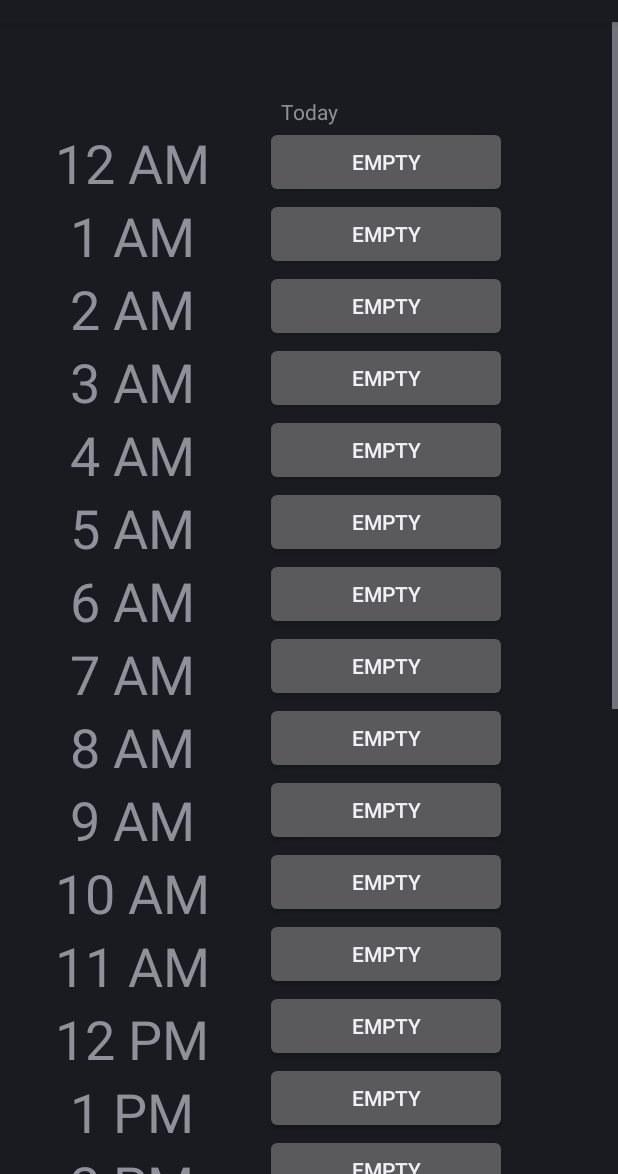
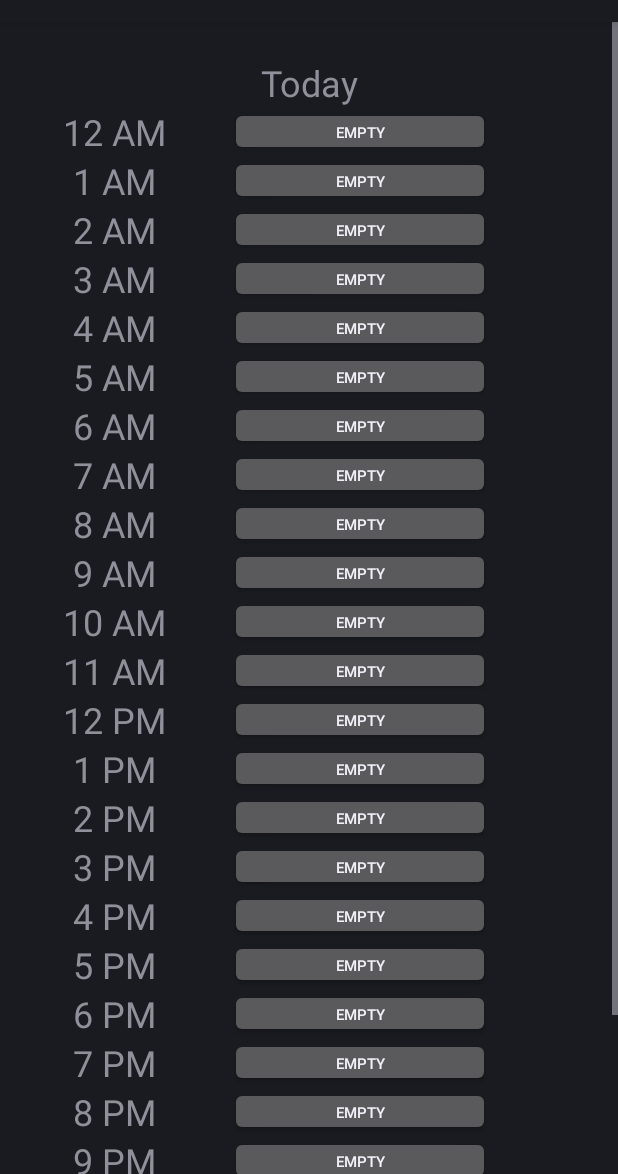
Before and after one commit to MRegirouard/CarpeHora-App, an Android app: the TodayListActivity screen opened directly, with no data from a screen before it, on a phone screen of 412 x 824 dp, the part 62-1236 px from its top. Run offline under Robolectric (Android 15) with nearby library versions, the phone set to English and light mode, and no system bars.

Commit message:
improve ui, automatic time set

```diff
--- a/app/src/main/java/com/carpe_hora/LogActivity.java
+++ b/app/src/main/java/com/carpe_hora/LogActivity.java
@@ -27,16 +27,22 @@ public class LogActivity extends Activity {
         binding = binding.inflate(getLayoutInflater());
         setContentView(binding.getRoot());
 
+        // get content from intent
+        Intent intent = getIntent();
+        int startTime = intent.getIntExtra("time", 0);
+        System.out.println(startTime);
+
         binding.startNp.setMinValue(0);
         binding.startNp.setMaxValue(timeValues.length - 1);
         binding.startNp.setDisplayedValues(timeValues);
         binding.startNp.setWrapSelectorWheel(false);
+        binding.startNp.setValue(startTime);
 
         binding.endNp.setMinValue(0);
         binding.endNp.setMaxValue(timeValues.length - 1);
         binding.endNp.setDisplayedValues(timeValues);
         binding.endNp.setWrapSelectorWheel(false);
-        binding.endNp.setValue(1);
+        binding.endNp.setValue(startTime + 1);
 
         binding.activityNp.setMinValue(0);
         binding.activityNp.setMaxValue(activities.length - 1);
--- a/app/src/main/java/com/carpe_hora/TodayListActivity.java
+++ b/app/src/main/java/com/carpe_hora/TodayListActivity.java
@@ -89,9 +89,10 @@ public class TodayListActivity extends Activity {
         View.OnClickListener listener = new View.OnClickListener(){
             @Override
             public void onClick(View v) {
-                Intent i = new Intent(TodayListActivity.this, LogActivity.class);
-                i.putExtra("time", v.getId());
-                startActivity(i);
+                Intent intent = new Intent(TodayListActivity.this, LogActivity.class);
+                // get the tag of the button that was clicked and parse it to an int
+                intent.putExtra("time", parseInt((String) v.getTag()));
+                startActivity(intent);
             }
         };
 
--- a/app/src/main/res/layout/activity_today_list.xml
+++ b/app/src/main/res/layout/activity_today_list.xml
@@ -11,14 +11,15 @@
 
         <android.widget.Space
             android:layout_width="match_parent"
-            android:layout_height="50dp" />
+            android:layout_height="24dp" />
 
         <TextView
             android:id="@+id/today_header"
             android:layout_width="match_parent"
             android:layout_height="wrap_content"
             android:text="@string/today"
-            android:textAlignment="center" />
+            android:textAlignment="center"
+            android:textSize="24sp" />
 
         <LinearLayout
             android:layout_width="match_parent"
@@ -42,7 +43,7 @@
                     android:layout_weight="1"
                     android:text="12 AM"
                     android:textAlignment="center"
-                    android:textSize="35.8sp" />
+                    android:textSize="24sp" />
 
                 <TextView
                     android:id="@+id/am1"
@@ -52,7 +53,7 @@
                     android:layout_weight="1"
                     android:text="1 AM"
                     android:textAlignment="center"
-                    android:textSize="35.8sp" />
+                    android:textSize="24sp" />
 
                 <TextView
                     android:id="@+id/am2"
@@ -62,7 +63,7 @@
                     android:layout_weight="1"
                     android:text="2 AM"
                     android:textAlignment="center"
-                    android:textSize="35.8sp" />
+                    android:textSize="24sp" />
 
                 <TextView
                     android:id="@+id/am3"
@@ -72,7 +73,7 @@
                     android:layout_weight="1"
                     android:text="3 AM"
                     android:textAlignment="center"
-                    android:textSize="35.8sp" />
+                    android:textSize="24sp" />
 
                 <TextView
                     android:id="@+id/am4"
@@ -82,7 +83,7 @@
                     android:layout_weight="1"
                     android:text="4 AM"
                     android:textAlignment="center"
-                    android:textSize="35.8sp" />
+                    android:textSize="24sp" />
 
                 <TextView
                     android:id="@+id/am5"
@@ -92,7 +93,7 @@
                     android:layout_weight="1"
                     android:text="5 AM"
                     android:textAlignment="center"
-                    android:textSize="35.8sp" />
+                    android:textSize="24sp" />
 
                 <TextView
                     android:id="@+id/am6"
@@ -102,7 +103,7 @@
                     android:layout_weight="1"
                     android:text="6 AM"
                     android:textAlignment="center"
-                    android:textSize="35.8sp" />
+                    android:textSize="24sp" />
 
                 <TextView
                     android:id="@+id/am7"
@@ -112,7 +113,7 @@
                     android:layout_weight="1"
                     android:text="7 AM"
                     android:textAlignment="center"
-                    android:textSize="35.8sp" />
+                    android:textSize="24sp" />
 
                 <TextView
                     android:id="@+id/am8"
@@ -122,7 +123,7 @@
                     android:layout_weight="1"
                     android:text="8 AM"
                     android:textAlignment="center"
-                    android:textSize="35.8sp" />
+                    android:textSize="24sp" />
 
                 <TextView
                     android:id="@+id/am9"
@@ -132,7 +133,7 @@
                     android:layout_weight="1"
                     android:text="9 AM"
                     android:textAlignment="center"
-                    android:textSize="35.8sp" />
+                    android:textSize="24sp" />
 
                 <TextView
                     android:id="@+id/am10"
@@ -142,7 +143,7 @@
                     android:layout_weight="1"
                     android:text="10 AM"
                     android:textAlignment="center"
-                    android:textSize="35.8sp" />
+                    android:textSize="24sp" />
 
                 <TextView
                     android:id="@+id/am11"
@@ -152,7 +153,7 @@
                     android:layout_weight="1"
                     android:text="11 AM"
                     android:textAlignment="center"
-                    android:textSize="35.8sp" />
+                    android:textSize="24sp" />
 
                 <TextView
                     android:id="@+id/pm12"
@@ -162,7 +163,7 @@
                     android:layout_weight="1"
                     android:text="12 PM"
                     android:textAlignment="center"
-                    android:textSize="35.8sp" />
+                    android:textSize="24sp" />
 
                 <TextView
                     android:id="@+id/pm1"
@@ -172,7 +173,7 @@
                     android:layout_weight="1"
                     android:text="1 PM"
                     android:textAlignment="center"
-                    android:textSize="35.8sp" />
+                    android:textSize="24sp" />
 
                 <TextView
                     android:id="@+id/pm2"
@@ -182,7 +183,7 @@
                     android:layout_weight="1"
                     android:text="2 PM"
                     android:textAlignment="center"
-                    android:textSize="35.8sp" />
+                    android:textSize="24sp" />
 
                 <TextView
                     android:id="@+id/pm3"
@@ -192,7 +193,7 @@
                     android:layout_weight="1"
                     android:text="3 PM"
                     android:textAlignment="center"
-                    android:textSize="35.8sp" />
+                    android:textSize="24sp" />
 
                 <TextView
                     android:id="@+id/pm4"
@@ -202,7 +203,7 @@
                     android:layout_weight="1"
                     android:text="4 PM"
                     android:textAlignment="center"
-                    android:textSize="35.8sp" />
+                    android:textSize="24sp" />
 
                 <TextView
                     android:id="@+id/pm5"
@@ -212,7 +213,7 @@
                     android:layout_weight="1"
                     android:text="5 PM"
                     android:textAlignment="center"
-                    android:textSize="35.8sp" />
+                    android:textSize="24sp" />
 
                 <TextView
                     android:id="@+id/pm6"
@@ -222,7 +223,7 @@
                     android:layout_weight="1"
                     android:text="6 PM"
                     android:textAlignment="center"
-                    android:textSize="35.8sp" />
+                    android:textSize="24sp" />
 
                 <TextView
                     android:id="@+id/pm7"
@@ -232,7 +233,7 @@
                     android:layout_weight="1"
                     android:text="7 PM"
                     android:textAlignment="center"
-                    android:textSize="35.8sp" />
+                    android:textSize="24sp" />
 
                 <TextView
                     android:id="@+id/pm8"
@@ -242,7 +243,7 @@
                     android:layout_weight="1"
                     android:text="8 PM"
                     android:textAlignment="center"
-                    android:textSize="35.8sp" />
+                    android:textSize="24sp" />
 
                 <TextView
                     android:id="@+id/pm9"
@@ -252,7 +253,7 @@
                     android:layout_weight="1"
                     android:text="9 PM"
                     android:textAlignment="center"
-                    android:textSize="35.8sp" />
+                    android:textSize="24sp" />
 
                 <TextView
                     android:id="@+id/pm10"
@@ -262,7 +263,7 @@
                     android:layout_weight="1"
                     android:text="10 PM"
                     android:textAlignment="center"
-                    android:textSize="35.8sp" />
+                    android:textSize="24sp" />
 
                 <TextView
                     android:id="@+id/pm11"
@@ -272,7 +273,7 @@
                     android:layout_weight="1"
                     android:text="11 PM"
                     android:textAlignment="center"
-                    android:textSize="35.8sp" />
+                    android:textSize="24sp" />
 
             </LinearLayout>
 
@@ -286,194 +287,242 @@
                 <Button
                     android:id="@+id/am12activity"
                     android:layout_width="match_parent"
-                    android:layout_height="wrap_content"
+                    android:layout_height="32.5dp"
                     android:layout_gravity="center_horizontal"
                     android:layout_weight="1"
-                    android:text="Empty"/>
+                    android:tag="0"
+                    android:text="Empty"
+                    android:textSize="10sp" />
 
                 <Button
                     android:id="@+id/am1activity"
                     android:layout_width="match_parent"
-                    android:layout_height="wrap_content"
+                    android:layout_height="32.5dp"
                     android:layout_gravity="center_horizontal"
                     android:layout_weight="1"
-                    android:text="Empty"/>
+                    android:text="Empty"
+                    android:textSize="10sp"
+                    android:tag="1"/>
 
                 <Button
                     android:id="@+id/am2activity"
                     android:layout_width="match_parent"
-                    android:layout_height="wrap_content"
+                    android:layout_height="32.5dp"
                     android:layout_gravity="center_horizontal"
                     android:layout_weight="1"
-                    android:text="Empty" />
+                    android:text="Empty"
+                    android:textSize="10sp"
+                    android:tag="2"/>
 
                 <Button
                     android:id="@+id/am3activity"
                     android:layout_width="match_parent"
-                    android:layout_height="wrap_content"
+                    android:layout_height="32.5dp"
                     android:layout_gravity="center_horizontal"
                     android:layout_weight="1"
-                    android:text="Empty" />
+                    android:text="Empty"
+                    android:textSize="10sp"
+                    android:tag="3"/>
 
                 <Button
                     android:id="@+id/am4activity"
                     android:layout_width="match_parent"
-                    android:layout_height="wrap_content"
+                    android:layout_height="32.5dp"
                     android:layout_gravity="center_horizontal"
                     android:layout_weight="1"
-                    android:text="Empty" />
+                    android:text="Empty"
+                    android:textSize="10sp"
+                    android:tag="4"/>
 
                 <Button
                     android:id="@+id/am5activity"
                     android:layout_width="match_parent"
-                    android:layout_height="wrap_content"
+                    android:layout_height="32.5dp"
                     android:layout_gravity="center_horizontal"
                     android:layout_weight="1"
-                    android:text="Empty" />
+                    android:text="Empty"
+                    android:textSize="10sp"
+                    android:tag="5"/>
 
                 <Button
                     android:id="@+id/am6activity"
                     android:layout_width="match_parent"
-                    android:layout_height="wrap_content"
+                    android:layout_height="32.5dp"
                     android:layout_gravity="center_horizontal"
                     android:layout_weight="1"
-                    android:text="Empty" />
+                    android:text="Empty"
+                    android:textSize="10sp"
+                    android:tag="6"/>
 
                 <Button
                     android:id="@+id/am7activity"
                     android:layout_width="match_parent"
-                    android:layout_height="wrap_content"
+                    android:layout_height="32.5dp"
                     android:layout_gravity="center_horizontal"
                     android:layout_weight="1"
-                    android:text="Empty" />
+                    android:text="Empty"
+                    android:textSize="10sp"
+                    android:tag="7"/>
 
                 <Button
                     android:id="@+id/am8activity"
                     android:layout_width="match_parent"
-                    android:layout_height="wrap_content"
+                    android:layout_height="32.5dp"
                     android:layout_gravity="center_horizontal"
                     android:layout_weight="1"
-                    android:text="Empty" />
+                    android:text="Empty"
+                    android:textSize="10sp"
+                    android:tag="8"/>
 
                 <Button
                     android:id="@+id/am9activity"
                     android:layout_width="match_parent"
-                    android:layout_height="wrap_content"
+                    android:layout_height="32.5dp"
                     android:layout_gravity="center_horizontal"
                     android:layout_weight="1"
-                    android:text="Empty" />
+                    android:text="Empty"
+                    android:textSize="10sp"
+                    android:tag="9"/>
 
                 <Button
                     android:id="@+id/am10activity"
                     android:layout_width="match_parent"
-                    android:layout_height="wrap_content"
+                    android:layout_height="32.5dp"
                     android:layout_gravity="center_horizontal"
                     android:layout_weight="1"
-                    android:text="Empty" />
+                    android:text="Empty"
+                    android:textSize="10sp"
+                    android:tag="10"/>
 
                 <Button
                     android:id="@+id/am11activity"
                     android:layout_width="match_parent"
-                    android:layout_height="wrap_content"
+                    android:layout_height="32.5dp"
                     android:layout_gravity="center_horizontal"
                     android:layout_weight="1"
-                    android:text="Empty" />
+                    android:text="Empty"
+                    android:textSize="10sp"
+                    android:tag="11"/>
 
                 <Button
                     android:id="@+id/pm12activity"
                     android:layout_width="match_parent"
-                    android:layout_height="wrap_content"
+                    android:layout_height="32.5dp"
                     android:layout_gravity="center_horizontal"
                     android:layout_weight="1"
-                    android:text="Empty" />
+                    android:text="Empty"
+                    android:textSize="10sp"
+                    android:tag="12"/>
 
                 <Button
                     android:id="@+id/pm1activity"
                     android:layout_width="match_parent"
-                    android:layout_height="wrap_content"
+                    android:layout_height="32.5dp"
                     android:layout_gravity="center_horizontal"
                     android:layout_weight="1"
-                    android:text="Empty" />
+                    android:text="Empty"
+                    android:textSize="10sp"
+                    android:tag="13"/>
 
                 <Button
                     android:id="@+id/pm2activity"
                     android:layout_width="match_parent"
-                    android:layout_height="wrap_content"
+                    android:layout_height="32.5dp"
                     android:layout_gravity="center_horizontal"
                     android:layout_weight="1"
-                    android:text="Empty" />
+                    android:text="Empty"
+                    android:textSize="10sp"
+                    android:tag="14"/>
 
                 <Button
                     android:id="@+id/pm3activity"
                     android:layout_width="match_parent"
-                    android:layout_height="wrap_content"
+                    android:layout_height="32.5dp"
                     android:layout_gravity="center_horizontal"
                     android:layout_weight="1"
-                    android:text="Empty" />
+                    android:text="Empty"
+                    android:textSize="10sp"
+                    android:tag="15"/>
 
                 <Button
                     android:id="@+id/pm4activity"
                     android:layout_width="match_parent"
-                    android:layout_height="wrap_content"
+                    android:layout_height="32.5dp"
                     android:layout_gravity="center_horizontal"
                     android:layout_weight="1"
-                    android:text="Empty" />
+                    android:text="Empty"
+                    android:textSize="10sp"
+                    android:tag="16"/>
 
                 <Button
                     android:id="@+id/pm5activity"
                     android:layout_width="match_parent"
-                    android:layout_height="wrap_content"
+                    android:layout_height="32.5dp"
                     android:layout_gravity="center_horizontal"
                     android:layout_weight="1"
-                    android:text="Empty" />
+                    android:text="Empty"
+                    android:textSize="10sp"
+                    android:tag="17"/>
 
                 <Button
                     android:id="@+id/pm6activity"
                     android:layout_width="match_parent"
-                    android:layout_height="wrap_content"
+                    android:layout_height="32.5dp"
                     android:layout_gravity="center_horizontal"
                     android:layout_weight="1"
-                    android:text="Empty" />
+                    android:text="Empty"
+                    android:textSize="10sp"
+                    android:tag="18"/>
 
                 <Button
                     android:id="@+id/pm7activity"
                     android:layout_width="match_parent"
-                    android:layout_height="wrap_content"
+                    android:layout_height="32.5dp"
                     android:layout_gravity="center_horizontal"
                     android:layout_weight="1"
-                    android:text="Empty" />
+                    android:text="Empty"
+                    android:textSize="10sp"
+                    android:tag="19"/>
 
                 <Button
                     android:id="@+id/pm8activity"
                     android:layout_width="match_parent"
-                    android:layout_height="wrap_content"
+                    android:layout_height="32.5dp"
                     android:layout_gravity="center_horizontal"
                     android:layout_weight="1"
-                    android:text="Empty" />
+                    android:text="Empty"
+                    android:textSize="10sp"
+                    android:tag="20"/>
 
                 <Button
                     android:id="@+id/pm9activity"
                     android:layout_width="match_parent"
-                    android:layout_height="wrap_content"
+                    android:layout_height="32.5dp"
                     android:layout_gravity="center_horizontal"
                     android:layout_weight="1"
-                    android:text="Empty" />
+                    android:text="Empty"
+                    android:textSize="10sp"
+                    android:tag="21"/>
 
                 <Button
                     android:id="@+id/pm10activity"
                     android:layout_width="match_parent"
-                    android:layout_height="wrap_content"
+                    android:layout_height="32.5dp"
                     android:layout_gravity="center_horizontal"
                     android:layout_weight="1"
-                    android:text="Empty" />
+                    android:text="Empty"
+                    android:textSize="10sp"
+                    android:tag="22"/>
 
                 <Button
                     android:id="@+id/pm11activity"
                     android:layout_width="match_parent"
-                    android:layout_height="wrap_content"
+                    android:layout_height="32.5dp"
                     android:layout_gravity="center_horizontal"
                     android:layout_weight="1"
-                    android:text="Empty" />
+                    android:text="Empty"
+                    android:textSize="10sp"
+                    android:tag="23"/>
 
             </LinearLayout>
         </LinearLayout>
```
